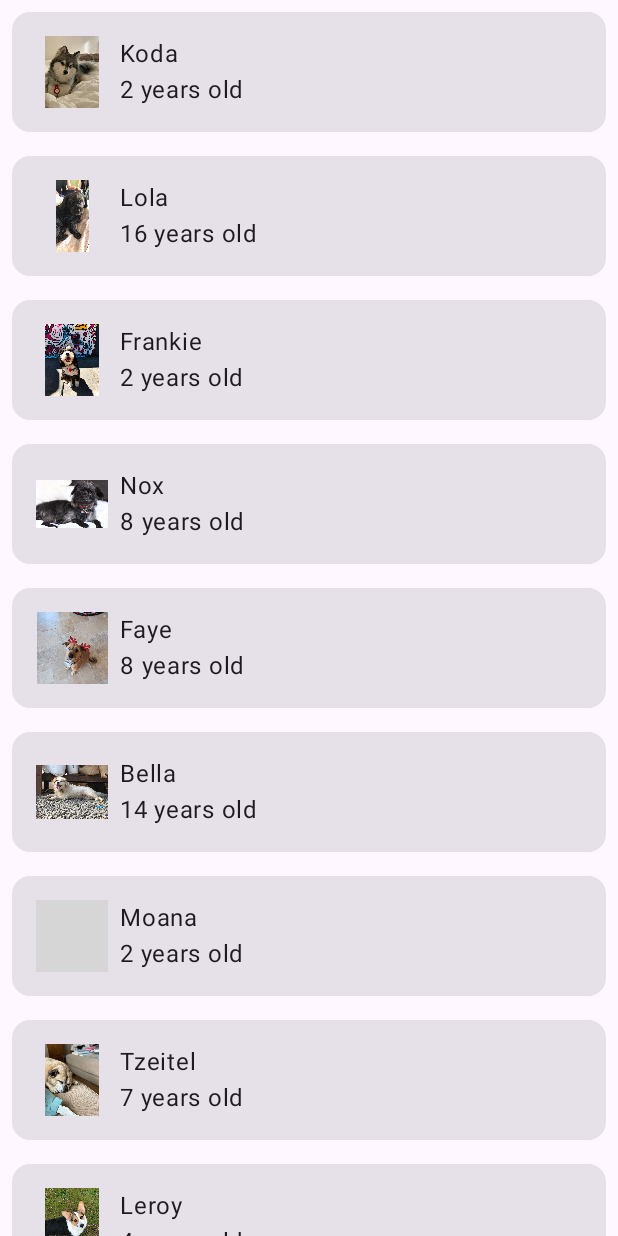
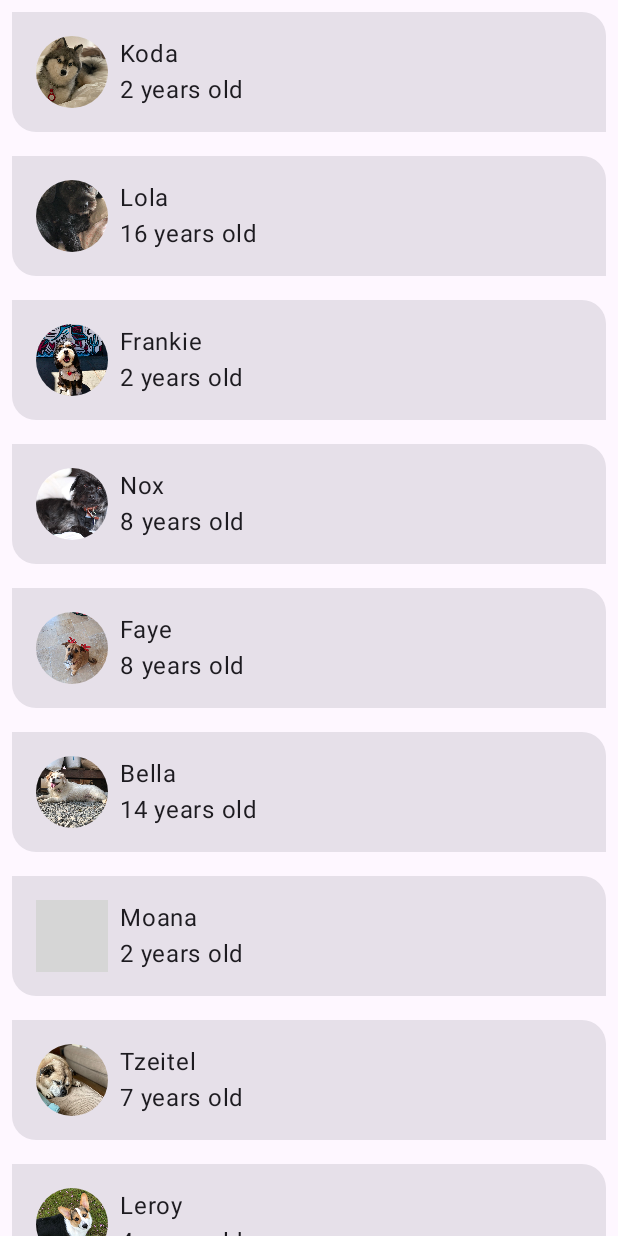
Before and after one commit to miguel-ossa/Woof, an Android app built with Jetpack Compose: the screen it shows after launch (MainActivity), on a phone screen of 412 x 824 dp. Run offline under Robolectric (Android 15) with nearby library versions, the phone set to English and light mode, and no system bars; grey boxes are pictures that could not be loaded.

Commit message:
Add Shape

```diff
--- a/app/src/main/java/com/example/woof/MainActivity.kt
+++ b/app/src/main/java/com/example/woof/MainActivity.kt
@@ -31,11 +31,14 @@ import androidx.compose.foundation.layout.size
 import androidx.compose.foundation.lazy.LazyColumn
 import androidx.compose.foundation.lazy.items
 import androidx.compose.material3.Card
+import androidx.compose.material3.MaterialTheme
 import androidx.compose.material3.Scaffold
 import androidx.compose.material3.Surface
 import androidx.compose.material3.Text
 import androidx.compose.runtime.Composable
 import androidx.compose.ui.Modifier
+import androidx.compose.ui.draw.clip
+import androidx.compose.ui.layout.ContentScale
 import androidx.compose.ui.res.dimensionResource
 import androidx.compose.ui.res.painterResource
 import androidx.compose.ui.res.stringResource
@@ -116,7 +119,9 @@ fun DogIcon(
     Image(
         modifier = modifier
             .size(dimensionResource(R.dimen.image_size))
-            .padding(dimensionResource(R.dimen.padding_small)),
+            .padding(dimensionResource(R.dimen.padding_small))
+            .clip(MaterialTheme.shapes.small),
+        contentScale = ContentScale.Crop,
         painter = painterResource(dogIcon),
 
         // Content Description is not needed here - image is decorative, and setting a null content
--- a/app/src/main/java/com/example/woof/ui/theme/Shape.kt
+++ b/app/src/main/java/com/example/woof/ui/theme/Shape.kt
@@ -21,4 +21,5 @@ import androidx.compose.ui.unit.dp
 
 val Shapes = Shapes(
     small = RoundedCornerShape(50.dp),
+    medium = RoundedCornerShape(bottomStart = 16.dp, topEnd = 16.dp)
 )
```
